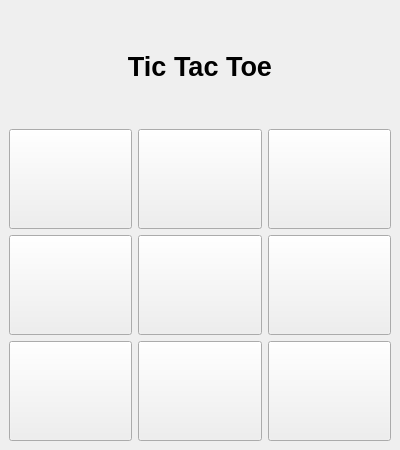
The window that GUI/TicTacToe.ui (keroloss107/Tic-tac-toe) describes before a commit, drawn with Qt 5.
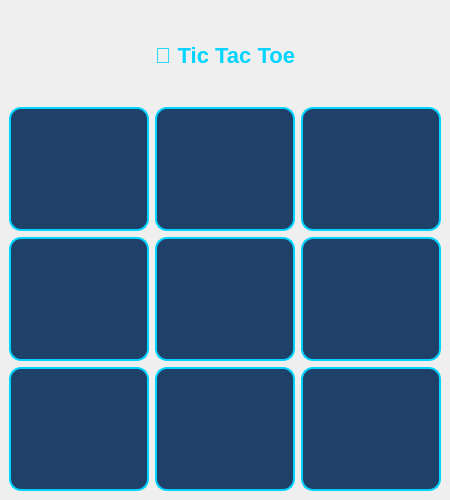
The same window after the commit.

Commit message: Tic tac toe game

```diff
--- a/GUI/TicTacToe.ui
+++ b/GUI/TicTacToe.ui
@@ -6,19 +6,51 @@
    <rect>
     <x>0</x>
     <y>0</y>
-    <width>400</width>
-    <height>450</height>
+				<width>450</width>
+				<height>500</height>
    </rect>
   </property>
   <property name="windowTitle">
    <string>Tic Tac Toe</string>
   </property>
+		<property name="styleSheet">
+			<string notr="true">
+				QWidget {
+				background-color: qlineargradient(x1:0, y1:0, x2:1, y2:1,
+				stop:0 #14213d, stop:1 #000000);
+				color: white;
+				font-family: 'Segoe UI';
+				}
+				QLabel {
+				color: #00d4ff;
+				font-size: 22px;
+				font-weight: bold;
+				text-align: center;
+				}
+				QPushButton {
+				background-color: #1f4068;
+				color: white;
+				border: 2px solid #00d4ff;
+				font-size: 40px;
+				font-weight: bold;
+				border-radius: 12px;
+				min-height: 120px;
+				}
+				QPushButton:hover {
+				background-color: #ff4d6d;
+				border-color: #f72585;
+				}
+				QPushButton:enabled:pressed {
+				background-color: #0f3460;
+				}
+			</string>
+		</property>
   <widget class="QWidget" name="centralwidget">
    <layout class="QVBoxLayout" name="verticalLayout">
     <item>
      <widget class="QLabel" name="titleLabel">
       <property name="text">
-       <string>Tic Tac Toe</string>
+							<string>🎯 Tic Tac Toe</string>
       </property>
       <property name="alignment">
        <set>Qt::AlignCenter</set>
@@ -35,152 +67,32 @@
      <layout class="QGridLayout" name="gridLayout">
       <!-- 3x3 Buttons -->
       <item row="0" column="0">
-       <widget class="QPushButton" name="pushButton_1">
-        <property name="minimumSize">
-         <size>
-          <width>100</width>
-          <height>100</height>
-         </size>
-        </property>
-        <property name="font">
-         <font>
-          <pointsize>24</pointsize>
-          <bold>true</bold>
-         </font>
-        </property>
-       </widget>
+							<widget class="QPushButton" name="pushButton_1"/>
       </item>
       <item row="0" column="1">
-       <widget class="QPushButton" name="pushButton_2">
-        <property name="minimumSize">
-         <size>
-          <width>100</width>
-          <height>100</height>
-         </size>
-        </property>
-        <property name="font">
-         <font>
-          <pointsize>24</pointsize>
-          <bold>true</bold>
-         </font>
-        </property>
-       </widget>
+							<widget class="QPushButton" name="pushButton_2"/>
       </item>
       <item row="0" column="2">
-       <widget class="QPushButton" name="pushButton_3">
-        <property name="minimumSize">
-         <size>
-          <width>100</width>
-          <height>100</height>
-         </size>
-        </property>
-        <property name="font">
-         <font>
-          <pointsize>24</pointsize>
-          <bold>true</bold>
-         </font>
-        </property>
-       </widget>
-      </item>
-
+							<widget class="QPushButton" name="pushButton_3"/>
+						</item>
       <item row="1" column="0">
-       <widget class="QPushButton" name="pushButton_4">
-        <property name="minimumSize">
-         <size>
-          <width>100</width>
-          <height>100</height>
-         </size>
-        </property>
-        <property name="font">
-         <font>
-          <pointsize>24</pointsize>
-          <bold>true</bold>
-         </font>
-        </property>
-       </widget>
+							<widget class="QPushButton" name="pushButton_4"/>
       </item>
       <item row="1" column="1">
-       <widget class="QPushButton" name="pushButton_5">
-        <property name="minimumSize">
-         <size>
-          <width>100</width>
-          <height>100</height>
-         </size>
-        </property>
-        <property name="font">
-         <font>
-          <pointsize>24</pointsize>
-          <bold>true</bold>
-         </font>
-        </property>
-       </widget>
+							<widget class="QPushButton" name="pushButton_5"/>
       </item>
       <item row="1" column="2">
-       <widget class="QPushButton" name="pushButton_6">
-        <property name="minimumSize">
-         <size>
-          <width>100</width>
-          <height>100</height>
-         </size>
-        </property>
-        <property name="font">
-         <font>
-          <pointsize>24</pointsize>
-          <bold>true</bold>
-         </font>
-        </property>
-       </widget>
-      </item>
-
+							<widget class="QPushButton" name="pushButton_6"/>
+						</item>
       <item row="2" column="0">
-       <widget class="QPushButton" name="pushButton_7">
-        <property name="minimumSize">
-         <size>
-          <width>100</width>
-          <height>100</height>
-         </size>
-        </property>
-        <property name="font">
-         <font>
-          <pointsize>24</pointsize>
-          <bold>true</bold>
-         </font>
-        </property>
-       </widget>
+							<widget class="QPushButton" name="pushButton_7"/>
       </item>
       <item row="2" column="1">
-       <widget class="QPushButton" name="pushButton_8">
-        <property name="minimumSize">
-         <size>
-          <width>100</width>
-          <height>100</height>
-         </size>
-        </property>
-        <property name="font">
-         <font>
-          <pointsize>24</pointsize>
-          <bold>true</bold>
-         </font>
-        </property>
-       </widget>
+							<widget class="QPushButton" name="pushButton_8"/>
       </item>
       <item row="2" column="2">
-       <widget class="QPushButton" name="pushButton_9">
-        <property name="minimumSize">
-         <size>
-          <width>100</width>
-          <height>100</height>
-         </size>
-        </property>
-        <property name="font">
-         <font>
-          <pointsize>24</pointsize>
-          <bold>true</bold>
-         </font>
-        </property>
-       </widget>
-      </item>
-
+							<widget class="QPushButton" name="pushButton_9"/>
+						</item>
      </layout>
     </item>
    </layout>
```
Lines whose indentation alone changed are shown as unchanged. The commit also changes 1 other file.
